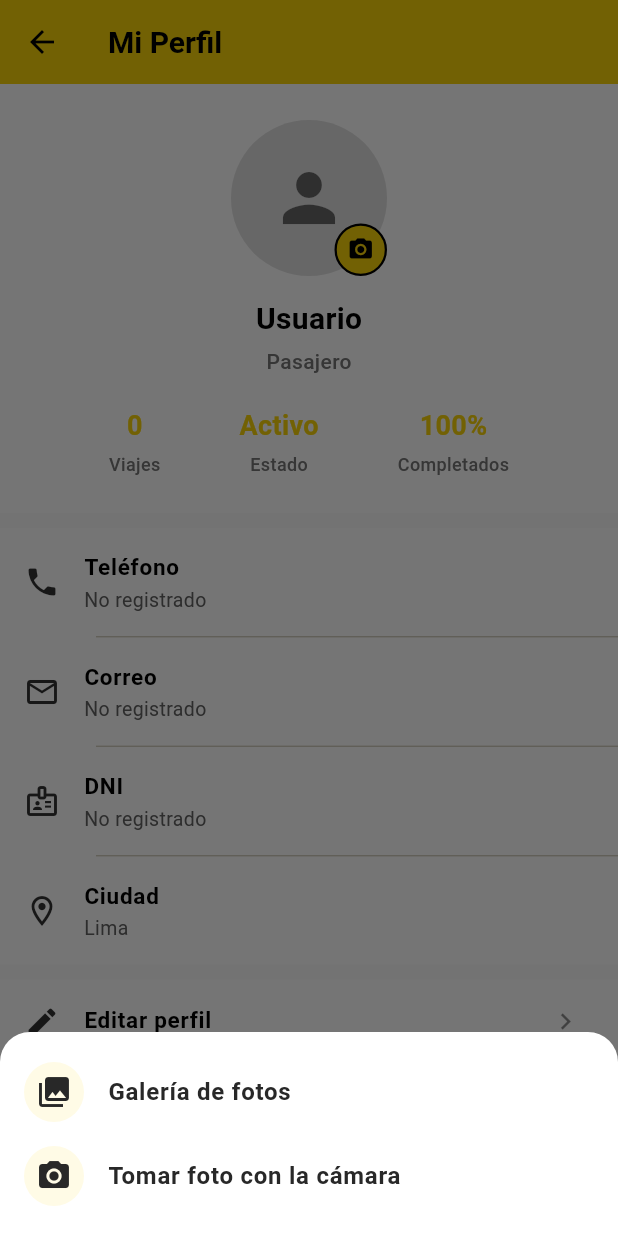
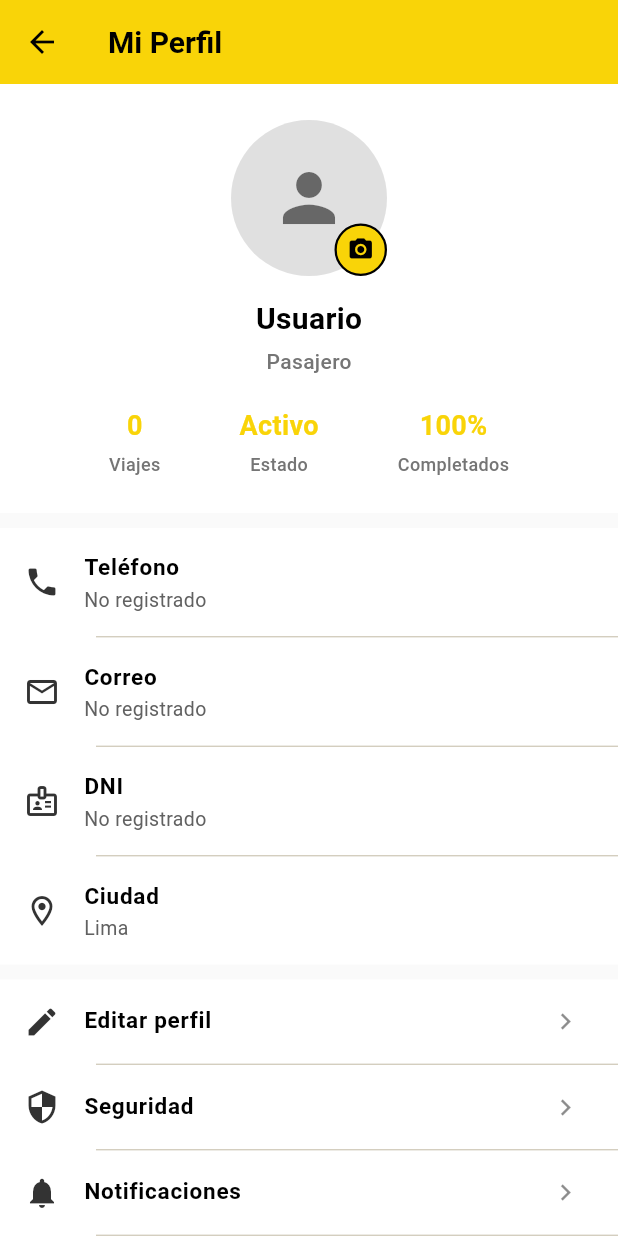
Before and after one commit to Minicodeveloper/mijanodrive, a Flutter app: the PassengerProfileScreen screen opened directly, after a tap on the "camera alt" icon, on a phone screen of 412 x 824 dp. Run offline on Flutter 3.47's test engine with Material 3 defaults, Android fonts, the phone set to English and light mode, and no system bars; our stand-ins replace cached_network_image, cloud_firestore, firebase_auth, firebase_core, firebase_storage, flutter_local_notifications and 7 more; missing offline and left inert: firebase_app_check; accounts and stored records are empty.

Commit message:
Feat: restriccion de camara obligatoria para foto de perfil

```diff
--- a/lib/screens/passenger/passenger_profile_screen.dart
+++ b/lib/screens/passenger/passenger_profile_screen.dart
@@ -128,55 +128,6 @@ class _PassengerProfileScreenState extends State<PassengerProfileScreen> {
     }
   }
 
-  void _showImagePickerOptions() {
-    showModalBottomSheet(
-      context: context,
-      backgroundColor: Colors.white,
-      shape: const RoundedRectangleBorder(
-        borderRadius: BorderRadius.vertical(top: Radius.circular(20)),
-      ),
-      builder: (context) {
-        return SafeArea(
-          child: Padding(
-            padding: const EdgeInsets.symmetric(vertical: 12),
-            child: Wrap(
-              children: [
-                ListTile(
-                  leading: const CircleAvatar(
-                    backgroundColor: MijanoTheme.cream,
-                    child: Icon(Icons.photo_library, color: MijanoTheme.ink),
-                  ),
-                  title: const Text(
-                    'Galería de fotos',
-                    style: TextStyle(fontWeight: FontWeight.bold, color: MijanoTheme.ink),
-                  ),
-                  onTap: () {
-                    Navigator.pop(context);
-                    _pickImage(ImageSource.gallery);
-                  },
-                ),
-                ListTile(
-                  leading: const CircleAvatar(
-                    backgroundColor: MijanoTheme.cream,
-                    child: Icon(Icons.photo_camera, color: MijanoTheme.ink),
-                  ),
-                  title: const Text(
-                    'Tomar foto con la cámara',
-                    style: TextStyle(fontWeight: FontWeight.bold, color: MijanoTheme.ink),
-                  ),
-                  onTap: () {
-                    Navigator.pop(context);
-                    _pickImage(ImageSource.camera);
-                  },
-                ),
-              ],
-            ),
-          ),
-        );
-      },
-    );
-  }
-
   String _formatPhone(String? phone) {
     if (phone == null || phone.trim().isEmpty) return 'No registrado';
     final clean = phone.trim();
@@ -243,7 +194,7 @@ class _PassengerProfileScreenState extends State<PassengerProfileScreen> {
                                 bottom: 0,
                                 right: 0,
                                 child: InkWell(
-                                  onTap: _showImagePickerOptions,
+                                  onTap: () => _pickImage(ImageSource.camera),
                                   borderRadius: BorderRadius.circular(20),
                                   child: Container(
                                     padding: const EdgeInsets.all(7),
```
Also changed, not shown: lib/screens/passenger/edit_profile_screen.dart (+1 -35 lines), lib/screens/passenger/passenger_edit_profile_screen.dart (+1 -50 lines).
